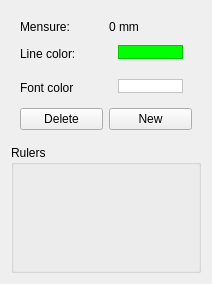
First picture: the form in src/moonstone/ilsa/plugins/measure/resources/ui/qt/rulerproperties.ui, repository aevum/moonstone, before the edit.
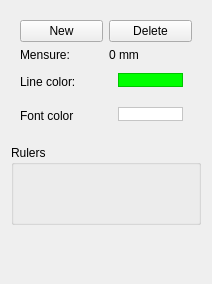
Second picture: the form after the edit. Icons and pictures are not drawn.

Commit message: properties panel visual bugs fixed

What changed in the file:
```diff
--- a/src/moonstone/ilsa/plugins/measure/resources/ui/qt/rulerproperties.ui
+++ b/src/moonstone/ilsa/plugins/measure/resources/ui/qt/rulerproperties.ui
@@ -33,58 +33,34 @@
       </size>
      </property>
      <layout class="QGridLayout" name="gridLayout_4">
-      <item row="3" column="0">
-       <widget class="QPushButton" name="deleteRulerButton">
+      <item row="4" column="0">
+       <widget class="QLabel" name="label_2">
         <property name="text">
-         <string>Delete</string>
+         <string>Font color</string>
         </property>
-        <property name="icon">
-         <iconset resource="resources.qrc">
-          <normaloff>:/static/default/icon/22x22/edit-delete.png</normaloff>:/static/default/icon/22x22/edit-delete.png</iconset>
+       </widget>
+      </item>
+      <item row="2" column="0">
+       <widget class="QLabel" name="label">
+        <property name="text">
+         <string>Mensure:</string>
         </property>
        </widget>
       </item>
       <item row="2" column="1">
-       <widget class="QWidget" name="widget_3" native="true">
-        <property name="minimumSize">
-         <size>
-          <width>81</width>
-          <height>28</height>
-         </size>
+       <widget class="QLabel" name="measureLabel">
+        <property name="layoutDirection">
+         <enum>Qt::LeftToRight</enum>
         </property>
-        <property name="maximumSize">
-         <size>
-          <width>16777215</width>
-          <height>28</height>
-         </size>
+        <property name="text">
+         <string>0 mm</string>
         </property>
-        <layout class="QGridLayout" name="gridLayout_5">
-         <property name="topMargin">
-          <number>5</number>
-         </property>
-         <item row="0" column="0">
-          <widget class="QFrame" name="fontColorFrame">
-           <property name="maximumSize">
-            <size>
-             <width>16777215</width>
-             <height>14</height>
-            </size>
-           </property>
-           <property name="styleSheet">
-            <string notr="true">background-color: rgb(255, 255, 255);</string>
-           </property>
-           <property name="frameShape">
-            <enum>QFrame::StyledPanel</enum>
-           </property>
-           <property name="frameShadow">
-            <enum>QFrame::Raised</enum>
-           </property>
-          </widget>
-         </item>
-        </layout>
+        <property name="alignment">
+         <set>Qt::AlignLeading|Qt::AlignLeft|Qt::AlignVCenter</set>
+        </property>
        </widget>
       </item>
-      <item row="1" column="1">
+      <item row="3" column="1">
        <layout class="QHBoxLayout" name="horizontalLayout_4">
         <item>
          <widget class="QWidget" name="widget" native="true">
@@ -134,7 +110,54 @@
         </item>
        </layout>
       </item>
-      <item row="3" column="1">
+      <item row="3" column="0">
+       <widget class="QLabel" name="label_3">
+        <property name="text">
+         <string>Line color:</string>
+        </property>
+       </widget>
+      </item>
+      <item row="4" column="1">
+       <widget class="QWidget" name="widget_3" native="true">
+        <property name="minimumSize">
+         <size>
+          <width>81</width>
+          <height>28</height>
+         </size>
+        </property>
+        <property name="maximumSize">
+         <size>
+          <width>16777215</width>
+          <height>28</height>
+         </size>
+        </property>
+        <layout class="QGridLayout" name="gridLayout_5">
+         <property name="topMargin">
+          <number>5</number>
+         </property>
+         <item row="0" column="0">
+          <widget class="QFrame" name="fontColorFrame">
+           <property name="maximumSize">
+            <size>
+             <width>16777215</width>
+             <height>14</height>
+            </size>
+           </property>
+           <property name="styleSheet">
+            <string notr="true">background-color: rgb(255, 255, 255);</string>
+           </property>
+           <property name="frameShape">
+            <enum>QFrame::StyledPanel</enum>
+           </property>
+           <property name="frameShadow">
+            <enum>QFrame::Raised</enum>
+           </property>
+          </widget>
+         </item>
+        </layout>
+       </widget>
+      </item>
+      <item row="1" column="0">
        <widget class="QPushButton" name="newRulerButton">
         <property name="text">
          <string>New</string>
@@ -145,37 +168,14 @@
         </property>
        </widget>
       </item>
-      <item row="2" column="0">
-       <widget class="QLabel" name="label_2">
+      <item row="1" column="1">
+       <widget class="QPushButton" name="deleteRulerButton">
         <property name="text">
-         <string>Font color</string>
+         <string>Delete</string>
         </property>
-       </widget>
-      </item>
-      <item row="0" column="1">
-       <widget class="QLabel" name="measureLabel">
-        <property name="layoutDirection">
-         <enum>Qt::LeftToRight</enum>
-        </property>
-        <property name="text">
-         <string>0 mm</string>
-        </property>
-        <property name="alignment">
-         <set>Qt::AlignLeading|Qt::AlignLeft|Qt::AlignVCenter</set>
-        </property>
-       </widget>
-      </item>
-      <item row="1" column="0">
-       <widget class="QLabel" name="label_3">
-        <property name="text">
-         <string>Line color:</string>
-        </property>
-       </widget>
-      </item>
-      <item row="0" column="0">
-       <widget class="QLabel" name="label">
-        <property name="text">
-         <string>Mensure:</string>
+        <property name="icon">
+         <iconset resource="resources.qrc">
+          <normaloff>:/static/default/icon/22x22/edit-delete.png</normaloff>:/static/default/icon/22x22/edit-delete.png</iconset>
         </property>
        </widget>
       </item>
@@ -184,11 +184,30 @@
    </item>
    <item>
     <widget class="QGroupBox" name="rulerGroup">
+     <property name="minimumSize">
+      <size>
+       <width>0</width>
+       <height>80</height>
+      </size>
+     </property>
      <property name="title">
       <string>Rulers</string>
      </property>
     </widget>
    </item>
+   <item>
+    <spacer name="verticalSpacer">
+     <property name="orientation">
+      <enum>Qt::Vertical</enum>
+     </property>
+     <property name="sizeHint" stdset="0">
+      <size>
+       <width>20</width>
+       <height>40</height>
+      </size>
+     </property>
+    </spacer>
+   </item>
   </layout>
  </widget>
  <resources>
```
The commit also changes 15 other files.
